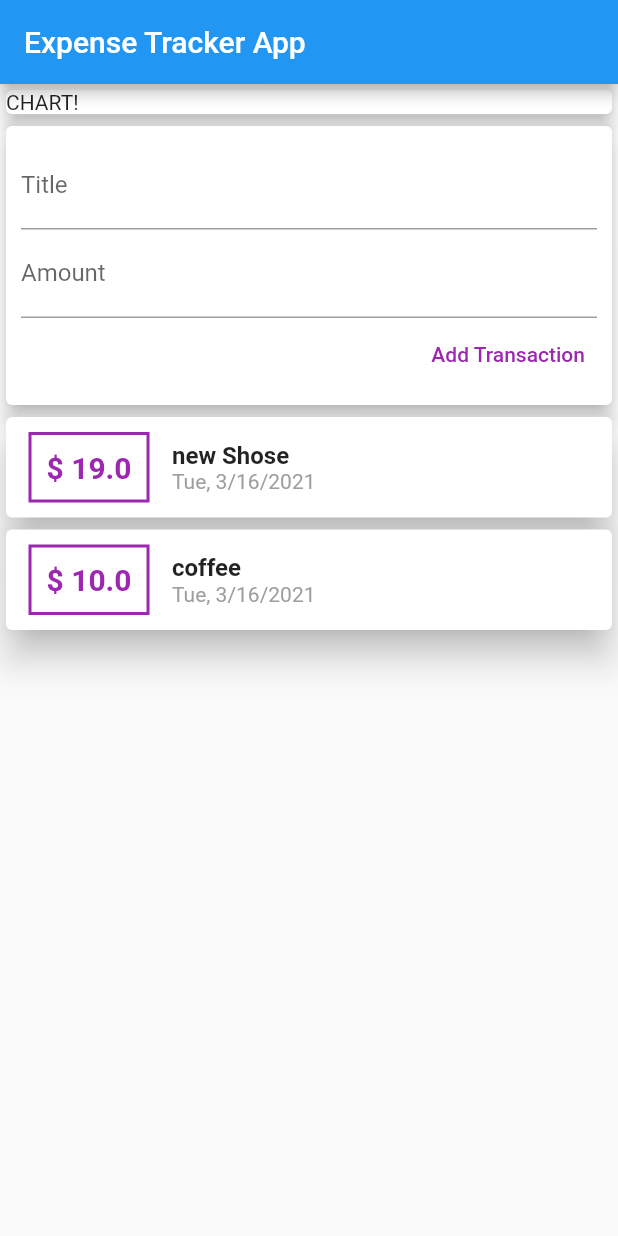
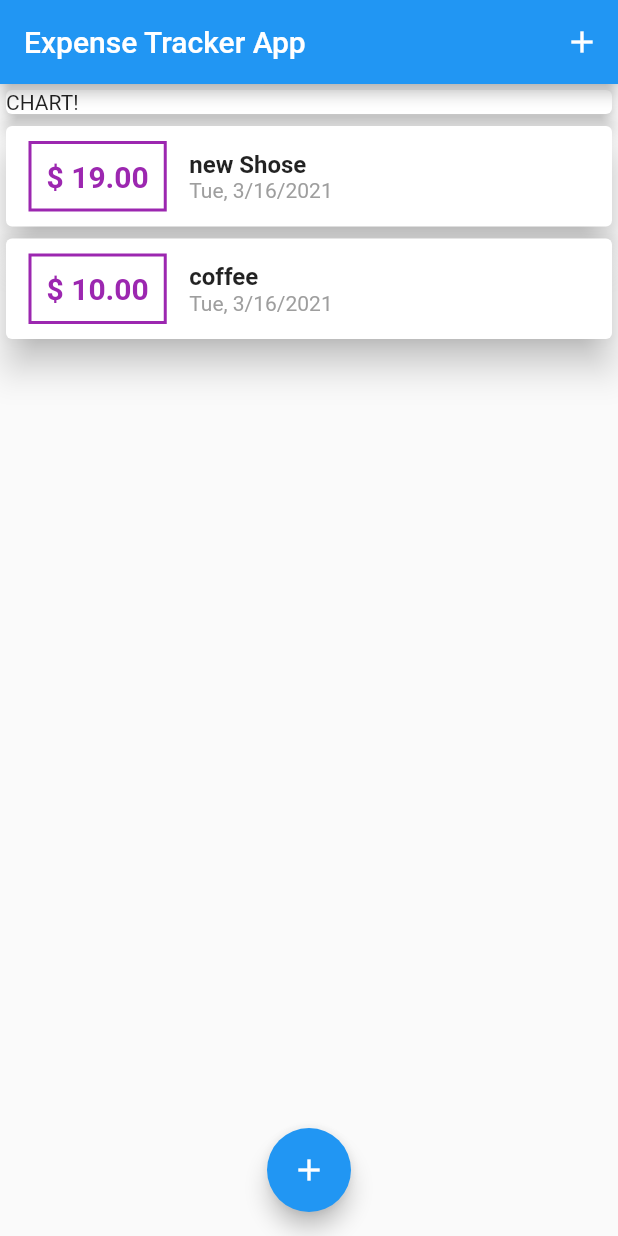
Before and after one commit to ateeq1999/flutter_expense_tracker, a Flutter app: the screen it shows after launch, on a phone screen of 412 x 824 dp. Run offline on Flutter 3.47's test engine with Material 2 defaults, Android fonts, the phone set to English and light mode, and no system bars.

Commit message:
delete usertransaction widget and convert the myhomepage to statefulwidget

```diff
--- a/lib/main.dart
+++ b/lib/main.dart
@@ -1,5 +1,7 @@
 import 'package:flutter/material.dart';
-import './widgets/user_transaction.dart';
+import './widgets/new_transaction.dart';
+import './widgets/transaction_list.dart';
+import './models/transaction.dart';
 
 void main() {
   runApp(MyApp());
@@ -16,14 +18,68 @@ class MyApp extends StatelessWidget {
   }
 }
 
-class MyHomePage extends StatelessWidget {
+class MyHomePage extends StatefulWidget {
+  @override
+  _MyHomePageState createState() => _MyHomePageState();
+}
+
+class _MyHomePageState extends State<MyHomePage> {
+  final List<Transaction> _userTransations = [
+    Transaction(
+      id: 't1',
+      title: 'new Shose',
+      amount: 19.00,
+      date: DateTime.now(),
+    ),
+    Transaction(
+      id: 't2',
+      title: 'coffee',
+      amount: 10.00,
+      date: DateTime.now(),
+    ),
+  ];
+
+  void _addNewTransaction(String txTitle, double txAmount) {
+    final newTx = Transaction(
+      id: DateTime.now().toString(),
+      title: txTitle,
+      amount: txAmount,
+      date: DateTime.now(),
+    );
+
+    setState(() {
+      _userTransations.add(newTx);
+    });
+  }
+
+  void _startAddNewTransaction(ctx) {
+    showModalBottomSheet(
+      context: ctx,
+      builder: (_) {
+        // return GestureDetector(
+        //   onTap: () {},
+        //   behavior: HitTestBehavior.opaque,
+        //   child: NewTransaction(_addNewTransaction),
+        // );
+        return NewTransaction(_addNewTransaction);
+      },
+    );
+  }
+
   @override
   Widget build(BuildContext context) {
     return Scaffold(
       appBar: AppBar(
         title: Text('Expense Tracker App'),
+        actions: [
+          IconButton(
+            icon: Icon(Icons.add),
+            onPressed: () => _startAddNewTransaction(context),
           ),
-      body: Column(
+        ],
+      ),
+      body: SingleChildScrollView(
+        child: Column(
           mainAxisAlignment: MainAxisAlignment.start,
           crossAxisAlignment: CrossAxisAlignment.stretch,
           children: [
@@ -34,8 +90,16 @@ class MyHomePage extends StatelessWidget {
                 elevation: 5,
               ),
             ),
-          UserTransactions(),
+            TransactionList(
+              _userTransations,
+            ),
           ],
+        ),
+      ),
+      floatingActionButtonLocation: FloatingActionButtonLocation.centerFloat,
+      floatingActionButton: FloatingActionButton(
+        onPressed: () => _startAddNewTransaction(context),
+        child: Icon(Icons.add),
       ),
     );
   }
--- a/lib/widgets/transaction_list.dart
+++ b/lib/widgets/transaction_list.dart
@@ -1,4 +1,4 @@
-import 'package:expense_tracker/widgets/user_transaction.dart';
+import 'package:expense_tracker/widgets/new_transaction.dart';
 import 'package:flutter/material.dart';
 import 'package:intl/intl.dart';
 
@@ -11,10 +11,11 @@ class TransactionList extends StatelessWidget {
 
   @override
   Widget build(BuildContext context) {
-    return Column(
-      children: [
-        ...(transactions)
-            .map((tx) => Card(
+    return Container(
+      height: 300,
+      child: ListView.builder(
+        itemBuilder: (ctx, index) {
+          return Card(
             child: Row(
               children: [
                 Container(
@@ -30,7 +31,7 @@ class TransactionList extends StatelessWidget {
                     ),
                   ),
                   child: Text(
-                          '\$ ${tx.amount}',
+                    '\$ ${transactions[index].amount.toStringAsFixed(2)}',
                     style: TextStyle(
                         fontWeight: FontWeight.bold,
                         fontSize: 20,
@@ -41,14 +42,14 @@ class TransactionList extends StatelessWidget {
                   crossAxisAlignment: CrossAxisAlignment.start,
                   children: [
                     Text(
-                            tx.title,
+                      transactions[index].title,
                       style: TextStyle(
                         fontWeight: FontWeight.bold,
                         fontSize: 16,
                       ),
                     ),
                     Text(
-                            DateFormat.yMEd().format(tx.date),
+                      DateFormat.yMEd().format(transactions[index].date),
                       style: TextStyle(
                         color: Colors.grey,
                       ),
@@ -58,9 +59,10 @@ class TransactionList extends StatelessWidget {
               ],
             ),
             elevation: 10,
-                ))
-            .toList(),
-      ],
+          );
+        },
+        itemCount: transactions.length,
+      ),
     );
   }
 }
--- a/lib/widgets/user_transaction.dart
+++ /dev/null
@@ -1,56 +0,0 @@
-import 'dart:math';
-
-import 'package:flutter/material.dart';
-
-import './new_transaction.dart';
-import './transaction_list.dart';
-// import 'package:intl/intl.dart';
-
-import '../models/transaction.dart';
-
-class UserTransactions extends StatefulWidget {
-  @override
-  _UserTransactionsState createState() => _UserTransactionsState();
-}
-
-class _UserTransactionsState extends State<UserTransactions> {
-  final List<Transaction> _userTransation = [
-    Transaction(
-      id: 't1',
-      title: 'new Shose',
-      amount: 19.00,
-      date: DateTime.now(),
-    ),
-    Transaction(
-      id: 't2',
-      title: 'coffee',
-      amount: 10.00,
-      date: DateTime.now(),
-    ),
-  ];
-
-  void _addNewTransaction(String txTitle, double txAmount) {
-    final newTx = Transaction(
-      id: DateTime.now().toString(),
-      title: txTitle,
-      amount: txAmount,
-      date: DateTime.now(),
-    );
-
-    setState(() {
-      _userTransation.add(newTx);
-    });
-  }
-
-  @override
-  Widget build(BuildContext context) {
-    return Column(
-      children: [
-        NewTransaction(_addNewTransaction),
-        TransactionList(
-          _userTransation,
-        ),
-      ],
-    );
-  }
-}
```
Also changed, not shown: lib/widgets/new_transaction.dart (+30 -9 lines). Lines whose indentation alone changed are shown as unchanged.
